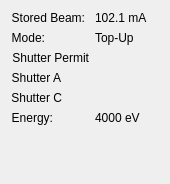
First picture: the form in firefly/status.ui, repository spc-group/haven, before the edit.
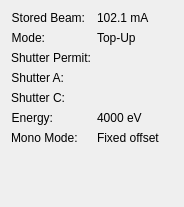
Second picture: the form after the edit. Custom widgets are drawn as their Qt base class.

Commit message: Added a status line for the monochromator mode.

What changed in the file:
```diff
--- a/firefly/status.ui
+++ b/firefly/status.ui
@@ -6,8 +6,8 @@
    <rect>
     <x>0</x>
     <y>0</y>
-    <width>170</width>
-    <height>184</height>
+    <width>184</width>
+    <height>207</height>
    </rect>
   </property>
   <property name="windowTitle">
@@ -68,17 +68,7 @@
      <item row="2" column="0">
       <widget class="QLabel" name="label_5">
        <property name="text">
-        <string>Shutter Permit</string>
-       </property>
-       <property name="alignment">
-        <set>Qt::AlignRight|Qt::AlignTrailing|Qt::AlignVCenter</set>
-       </property>
-      </widget>
-     </item>
-     <item row="3" column="0">
-      <widget class="QLabel" name="label_6">
-       <property name="text">
-        <string>Shutter A</string>
+        <string>Shutter Permit:</string>
        </property>
        <property name="alignment">
         <set>Qt::AlignRight|Qt::AlignTrailing|Qt::AlignVCenter</set>
@@ -130,7 +120,7 @@
      <item row="4" column="0">
       <widget class="QLabel" name="label_7">
        <property name="text">
-        <string>Shutter C</string>
+        <string>Shutter C:</string>
        </property>
        <property name="alignment">
         <set>Qt::AlignRight|Qt::AlignTrailing|Qt::AlignVCenter</set>
@@ -179,7 +169,7 @@
        </property>
       </widget>
      </item>
-     <item row="6" column="0">
+     <item row="7" column="0">
       <spacer name="verticalSpacer">
        <property name="orientation">
         <enum>Qt::Vertical</enum>
@@ -254,6 +244,36 @@
        </property>
       </widget>
      </item>
+     <item row="6" column="1">
+      <widget class="PyDMLabel" name="PyDMLabel_4">
+       <property name="toolTip">
+        <string/>
+       </property>
+       <property name="text">
+        <string>Fixed offset</string>
+       </property>
+       <property name="channel" stdset="0">
+        <string>{mono_prefix}:mode</string>
+       </property>
+      </widget>
+     </item>
+     <item row="6" column="0">
+      <widget class="QLabel" name="label_2">
+       <property name="text">
+        <string>Mono Mode:</string>
+       </property>
+      </widget>
+     </item>
+     <item row="3" column="0">
+      <widget class="QLabel" name="label_6">
+       <property name="text">
+        <string>Shutter A:</string>
+       </property>
+       <property name="alignment">
+        <set>Qt::AlignRight|Qt::AlignTrailing|Qt::AlignVCenter</set>
+       </property>
+      </widget>
+     </item>
     </layout>
    </item>
   </layout>
```
Left out of the diff: 10 changed lines with no effect on the pictures.
